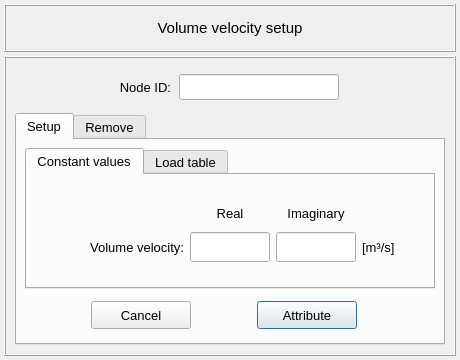
Above: pulse/interface/data/ui_files/model/setup/acoustic/volume_velocity_input.ui from open-pulse/OpenPulse before the change. Below: the same form after it.
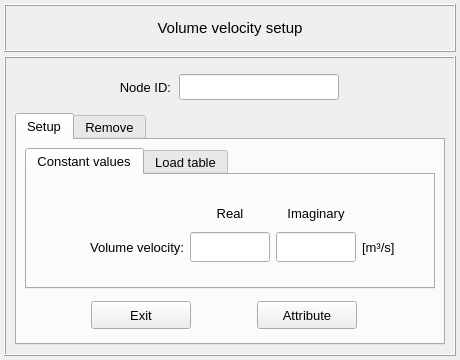
That is the form after the change.

Commit message: Replace the button text "Cancel" by "Exit"

```diff
--- a/pulse/interface/data/ui_files/model/setup/acoustic/volume_velocity_input.ui
+++ b/pulse/interface/data/ui_files/model/setup/acoustic/volume_velocity_input.ui
@@ -892,7 +892,7 @@
                 <bool>false</bool>
                </property>
                <property name="default">
-                <bool>true</bool>
+                <bool>false</bool>
                </property>
               </widget>
              </item>
@@ -923,7 +923,7 @@
                 <string notr="true"/>
                </property>
                <property name="text">
-                <string>Cancel</string>
+                <string>Exit</string>
                </property>
                <property name="autoDefault">
                 <bool>false</bool>
```
Left out of the diff: 3 changed lines with no effect on the pictures. The commit also changes 75 other files.
